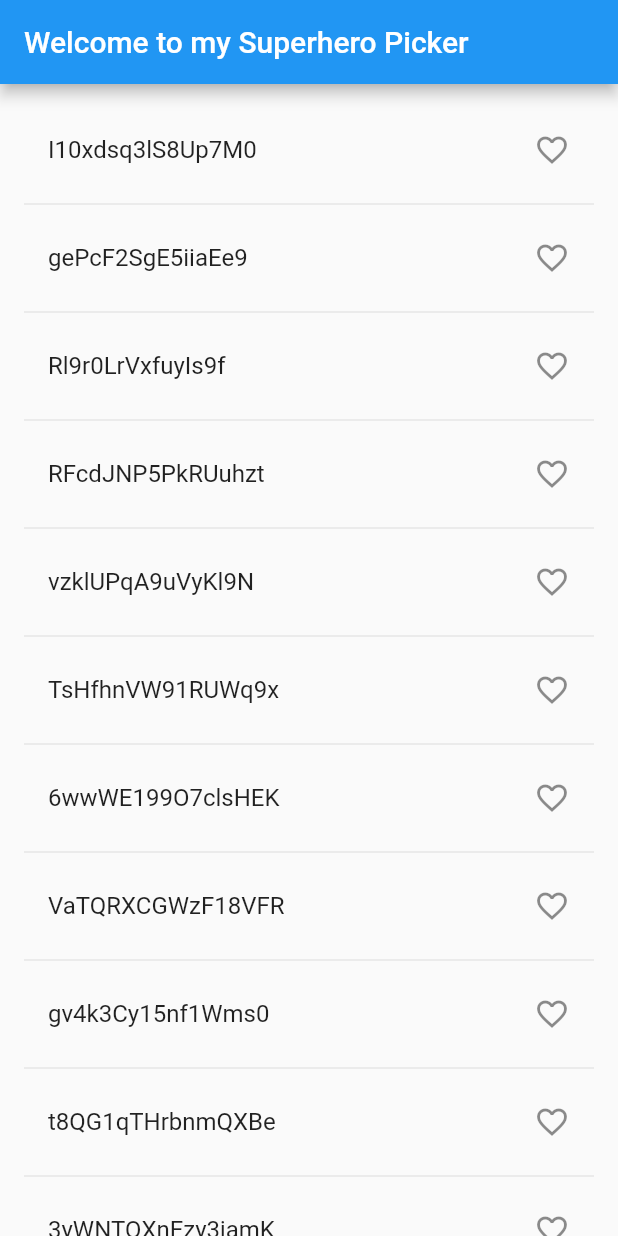
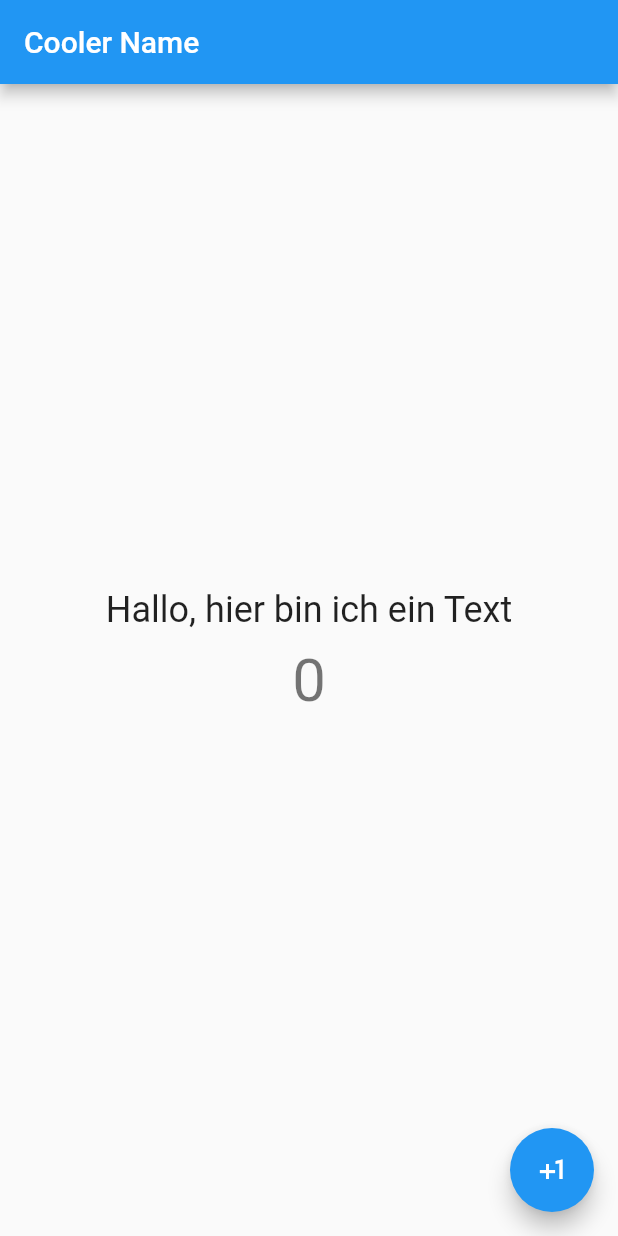
Before and after one commit to CowsWasTaken/flutter-test-project, a Flutter app: the screen it shows after launch, on a phone screen of 412 x 824 dp. Run offline on Flutter 3.47's test engine with Material 2 defaults, Android fonts, the phone set to English and light mode, and no system bars; our stand-ins replace random_string.

Commit message:
tested some stuff with Snackbar

```diff
--- /dev/null
+++ b/lib/SuperGoodButton.dart
@@ -0,0 +1,21 @@
+import 'package:flutter/material.dart';
+
+class SuperGoodButton extends StatelessWidget {
+  int counter;
+
+  SuperGoodButton(this.counter, {super.key});
+
+  @override
+  Widget build(BuildContext context) {
+    return InkWell(
+      onTap: () {
+        ScaffoldMessenger.of(context)
+            .showSnackBar(SnackBar(content: Text('$counter')));
+      },
+      child: Container(
+        padding: const EdgeInsets.all(10),
+        child: Text('$counter', style: Theme.of(context).textTheme.headlineLarge),
+      ),
+    );
+  }
+}
--- a/lib/main.dart
+++ b/lib/main.dart
@@ -1,5 +1,6 @@
 import 'package:flutter/material.dart';
-import 'package:test_project/randomNameGenerator.dart';
+
+import 'SuperGoodButton.dart';
 
 void main() => runApp(MyApp());
 
@@ -8,7 +9,61 @@ class MyApp extends StatelessWidget {
 
   @override
   Widget build(BuildContext context) {
-    return MaterialApp(title: "Superhero App", // home: SuperHeroGenerator(),
-        home: RandomNameGenerator());
+    return MaterialApp(title: "Superhero App", home: MyExampleSnackbar());
   }
 }
+
+class MyButton extends StatelessWidget {
+  int counter;
+
+  MyButton(this.counter, {super.key});
+
+  @override
+  Widget build(BuildContext context) {
+    return InkWell(
+      onTap: () {
+        ScaffoldMessenger.of(context)
+            .showSnackBar(SnackBar(content: Text('The counter is $counter')));
+      },
+    );
+  }
+}
+
+class MyExampleSnackbarState extends State<MyExampleSnackbar> {
+  int counter = 0;
+
+  @override
+  Widget build(BuildContext context) {
+    return Scaffold(
+      appBar: AppBar(
+        title: const Text("Cooler Name"),
+      ),
+      body: Center(
+          child: Column(
+        crossAxisAlignment: CrossAxisAlignment.center,
+        mainAxisAlignment: MainAxisAlignment.center,
+        children: [
+          Text("Hallo, hier bin ich ein Text",
+              style: Theme.of(context).textTheme.headlineSmall),
+          SuperGoodButton(counter)
+        ],
+      )),
+      floatingActionButton: FloatingActionButton(
+        onPressed: _incrementCounter,
+        tooltip: 'Increment',
+        child: const Icon(Icons.plus_one),
+      ),
+    );
+  }
+
+  void _incrementCounter() {
+    setState(() {
+      counter++;
+    });
+  }
+}
+
+class MyExampleSnackbar extends StatefulWidget {
+  @override
+  State<StatefulWidget> createState() => MyExampleSnackbarState();
+}
```
Also changed, not shown: lib/layouts.dart (+12 -1 lines).
